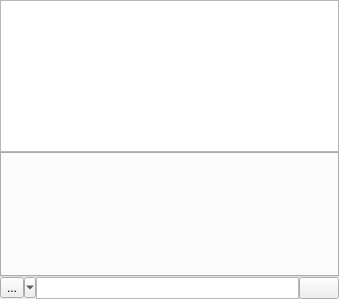
First picture: the form in PoePal/PChatWidget.ui, repository PoePal/PoePal, before the edit.
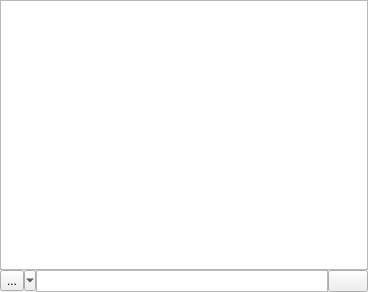
Second picture: the form after the edit. Icons and pictures are not drawn. Custom widgets are drawn as their Qt base class.

Commit message:
Fixed some issues with the whisper chat tabs.
- Chat tabs can now be closed.
- Implemented custom code to display whisper tabs in such a way that
  the text is horizontal and there is a scroll bar if there are a
  large number of tabs, using QListWidget as a tab bar.
- Fixed the submit button for the chat widget.

Patch:
```diff
--- a/PoePal/PChatWidget.ui
+++ b/PoePal/PChatWidget.ui
@@ -6,8 +6,8 @@
    <rect>
     <x>0</x>
     <y>0</y>
-    <width>339</width>
-    <height>299</height>
+    <width>368</width>
+    <height>292</height>
    </rect>
   </property>
   <property name="windowTitle">
@@ -43,14 +43,7 @@
     </widget>
    </item>
    <item>
-    <widget class="QTabWidget" name="_WhisperTabs">
-     <property name="tabPosition">
-      <enum>QTabWidget::West</enum>
-     </property>
-     <property name="tabsClosable">
-      <bool>false</bool>
-     </property>
-    </widget>
+    <widget class="PVerticalTabWidget" name="_WhisperTabs" native="true"/>
    </item>
    <item>
     <layout class="QHBoxLayout" name="_BottomLayout">
@@ -110,6 +103,14 @@
    </item>
   </layout>
  </widget>
+ <customwidgets>
+  <customwidget>
+   <class>PVerticalTabWidget</class>
+   <extends>QWidget</extends>
+   <header>PVerticalTabWidget.h</header>
+   <container>1</container>
+  </customwidget>
+ </customwidgets>
  <resources>
   <include location="PoePal.qrc"/>
  </resources>
```
The commit also changes 16 other files.
